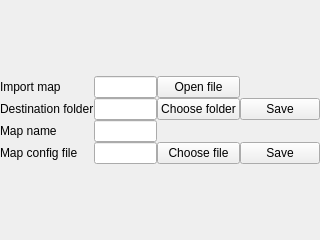
The window that resources/Camera_is1500_Widget.ui (Deastan/rqt_camera_is1500) describes before a commit, drawn with Qt 5.
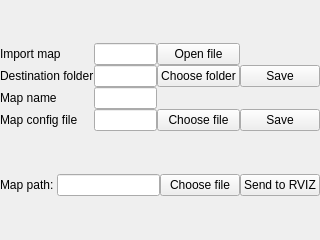
The same window after the commit.

Commit message: Add the visualisation on RVIz

```diff
--- a/resources/Camera_is1500_Widget.ui
+++ b/resources/Camera_is1500_Widget.ui
@@ -119,6 +119,38 @@
         </item>
       </layout>
     </item>
+    <item> <!-- Frame details -->
+      <layout class="QGridLayout" name="frame_layout">
+        <item row="0" column="0">
+          <widget class="QLabel" name="map_path_label">
+            <property name="text">
+             <string>Map path: </string>
+            </property>
+          </widget>
+        </item>
+        <item  row="0" column="1">
+          <widget class="QLineEdit" name="map_to_rviz_path_edit">
+            <property name="text">
+              <string></string>
+            </property>
+          </widget>
+        </item>
+        <item row="0" column="2">
+          <widget class="QPushButton" name="map_to_rviz_name_button">
+            <property name="text">
+              <string>Choose file</string>
+            </property>
+          </widget>
+        </item>
+        <item row="0" column="3">
+          <widget class="QPushButton" name="map_to_rviz_send_file_button">
+            <property name="text">
+              <string>Send to RVIZ</string>
+            </property>
+          </widget>
+        </item>
+      </layout>
+    </item>
   </layout>
  </widget>
  <resources/>
```
The commit also changes 2 other files.
